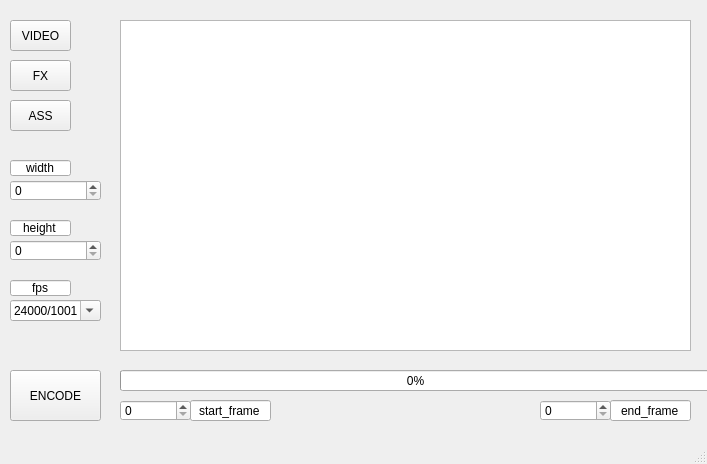
Qt form branches/QT/gui.ui (jerobarraco/kafx) before a commit.
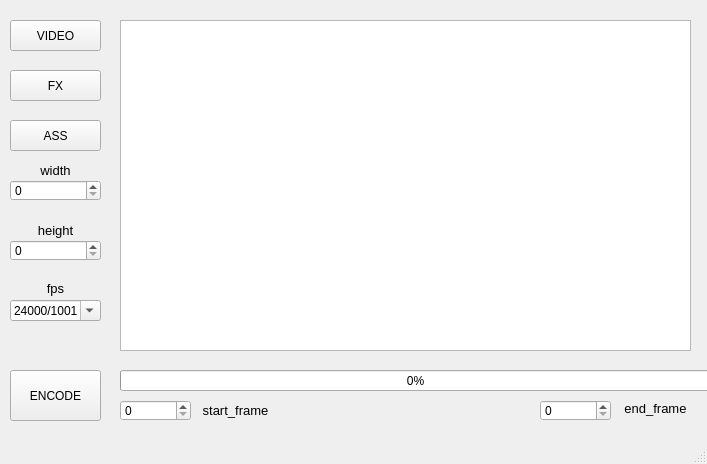
The same form after that commit.

Commit message: pequeño cambio de casillas a etiquetas

```diff
--- a/branches/QT/gui.ui
+++ b/branches/QT/gui.ui
@@ -19,7 +19,7 @@
      <rect>
       <x>10</x>
       <y>20</y>
-      <width>61</width>
+      <width>91</width>
       <height>31</height>
      </rect>
     </property>
@@ -31,8 +31,8 @@
     <property name="geometry">
      <rect>
       <x>10</x>
-      <y>60</y>
-      <width>61</width>
+      <y>70</y>
+      <width>91</width>
       <height>31</height>
      </rect>
     </property>
@@ -44,8 +44,8 @@
     <property name="geometry">
      <rect>
       <x>10</x>
-      <y>100</y>
-      <width>61</width>
+      <y>120</y>
+      <width>91</width>
       <height>31</height>
      </rect>
     </property>
@@ -137,129 +137,6 @@
      <number>100000</number>
     </property>
    </widget>
-   <widget class="QLineEdit" name="lineEdit">
-    <property name="geometry">
-     <rect>
-      <x>10</x>
-      <y>220</y>
-      <width>61</width>
-      <height>16</height>
-     </rect>
-    </property>
-    <property name="font">
-     <font>
-      <pointsize>9</pointsize>
-     </font>
-    </property>
-    <property name="focusPolicy">
-     <enum>Qt::StrongFocus</enum>
-    </property>
-    <property name="text">
-     <string>height</string>
-    </property>
-    <property name="alignment">
-     <set>Qt::AlignCenter</set>
-    </property>
-    <property name="readOnly">
-     <bool>true</bool>
-    </property>
-   </widget>
-   <widget class="QLineEdit" name="lineEdit_2">
-    <property name="geometry">
-     <rect>
-      <x>10</x>
-      <y>160</y>
-      <width>61</width>
-      <height>16</height>
-     </rect>
-    </property>
-    <property name="font">
-     <font>
-      <pointsize>9</pointsize>
-     </font>
-    </property>
-    <property name="text">
-     <string>width</string>
-    </property>
-    <property name="alignment">
-     <set>Qt::AlignCenter</set>
-    </property>
-    <property name="readOnly">
-     <bool>true</bool>
-    </property>
-   </widget>
-   <widget class="QLineEdit" name="lineEdit_3">
-    <property name="geometry">
-     <rect>
-      <x>10</x>
-      <y>280</y>
-      <width>61</width>
-      <height>16</height>
-     </rect>
-    </property>
-    <property name="font">
-     <font>
-      <pointsize>9</pointsize>
-     </font>
-    </property>
-    <property name="text">
-     <string>fps</string>
-    </property>
-    <property name="alignment">
-     <set>Qt::AlignCenter</set>
-    </property>
-    <property name="readOnly">
-     <bool>true</bool>
-    </property>
-   </widget>
-   <widget class="QLineEdit" name="lineEdit_4">
-    <property name="geometry">
-     <rect>
-      <x>190</x>
-      <y>400</y>
-      <width>81</width>
-      <height>21</height>
-     </rect>
-    </property>
-    <property name="font">
-     <font>
-      <pointsize>9</pointsize>
-     </font>
-    </property>
-    <property name="text">
-     <string>start_frame</string>
-    </property>
-    <property name="alignment">
-     <set>Qt::AlignCenter</set>
-    </property>
-    <property name="readOnly">
-     <bool>true</bool>
-    </property>
-   </widget>
-   <widget class="QLineEdit" name="lineEdit_5">
-    <property name="geometry">
-     <rect>
-      <x>610</x>
-      <y>400</y>
-      <width>81</width>
-      <height>21</height>
-     </rect>
-    </property>
-    <property name="font">
-     <font>
-      <pointsize>9</pointsize>
-     </font>
-    </property>
-    <property name="text">
-     <string>end_frame</string>
-    </property>
-    <property name="alignment">
-     <set>Qt::AlignCenter</set>
-    </property>
-    <property name="readOnly">
-     <bool>true</bool>
-    </property>
-   </widget>
    <widget class="QGraphicsView" name="graphicsView">
     <property name="geometry">
      <rect>
@@ -308,6 +185,111 @@
      </property>
     </item>
    </widget>
+   <widget class="QLabel" name="label">
+    <property name="geometry">
+     <rect>
+      <x>10</x>
+      <y>160</y>
+      <width>91</width>
+      <height>20</height>
+     </rect>
+    </property>
+    <property name="font">
+     <font>
+      <pointsize>10</pointsize>
+     </font>
+    </property>
+    <property name="text">
+     <string>width</string>
+    </property>
+    <property name="alignment">
+     <set>Qt::AlignCenter</set>
+    </property>
+   </widget>
+   <widget class="QLabel" name="label_2">
+    <property name="geometry">
+     <rect>
+      <x>10</x>
+      <y>220</y>
+      <width>91</width>
+      <height>21</height>
+     </rect>
+    </property>
+    <property name="font">
+     <font>
+      <pointsize>10</pointsize>
+     </font>
+    </property>
+    <property name="text">
+     <string>height</string>
+    </property>
+    <property name="alignment">
+     <set>Qt::AlignCenter</set>
+    </property>
+   </widget>
+   <widget class="QLabel" name="label_3">
+    <property name="geometry">
+     <rect>
+      <x>10</x>
+      <y>280</y>
+      <width>91</width>
+      <height>16</height>
+     </rect>
+    </property>
+    <property name="font">
+     <font>
+      <pointsize>10</pointsize>
+     </font>
+    </property>
+    <property name="text">
+     <string>fps</string>
+    </property>
+    <property name="alignment">
+     <set>Qt::AlignCenter</set>
+    </property>
+   </widget>
+   <widget class="QLabel" name="label_4">
+    <property name="geometry">
+     <rect>
+      <x>190</x>
+      <y>400</y>
+      <width>91</width>
+      <height>21</height>
+     </rect>
+    </property>
+    <property name="font">
+     <font>
+      <pointsize>10</pointsize>
+     </font>
+    </property>
+    <property name="text">
+     <string>start_frame</string>
+    </property>
+    <property name="alignment">
+     <set>Qt::AlignCenter</set>
+    </property>
+   </widget>
+   <widget class="QLabel" name="label_5">
+    <property name="geometry">
+     <rect>
+      <x>610</x>
+      <y>400</y>
+      <width>91</width>
+      <height>16</height>
+     </rect>
+    </property>
+    <property name="font">
+     <font>
+      <pointsize>10</pointsize>
+     </font>
+    </property>
+    <property name="text">
+     <string>end_frame</string>
+    </property>
+    <property name="alignment">
+     <set>Qt::AlignCenter</set>
+    </property>
+   </widget>
   </widget>
   <widget class="QStatusBar" name="statusbar"/>
   <action name="actionSize">
```
